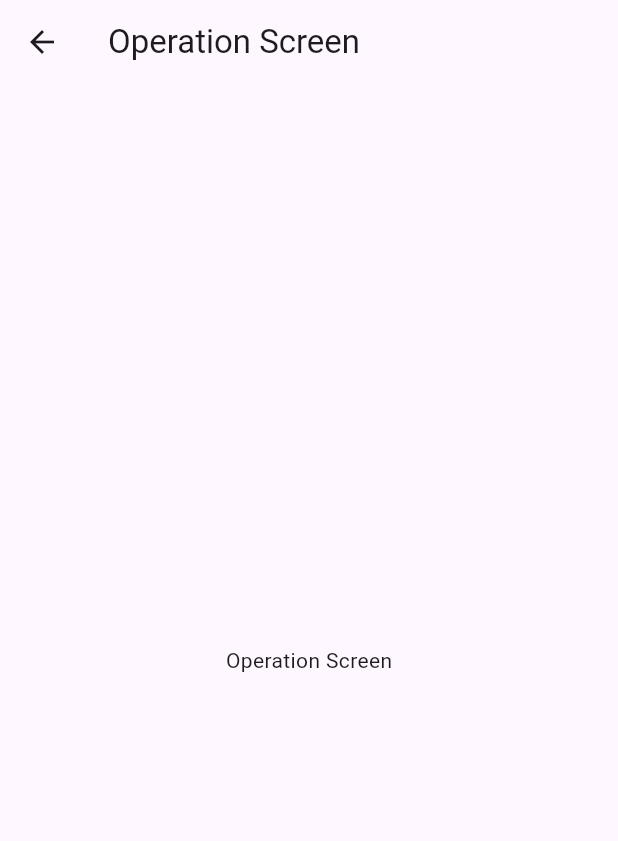
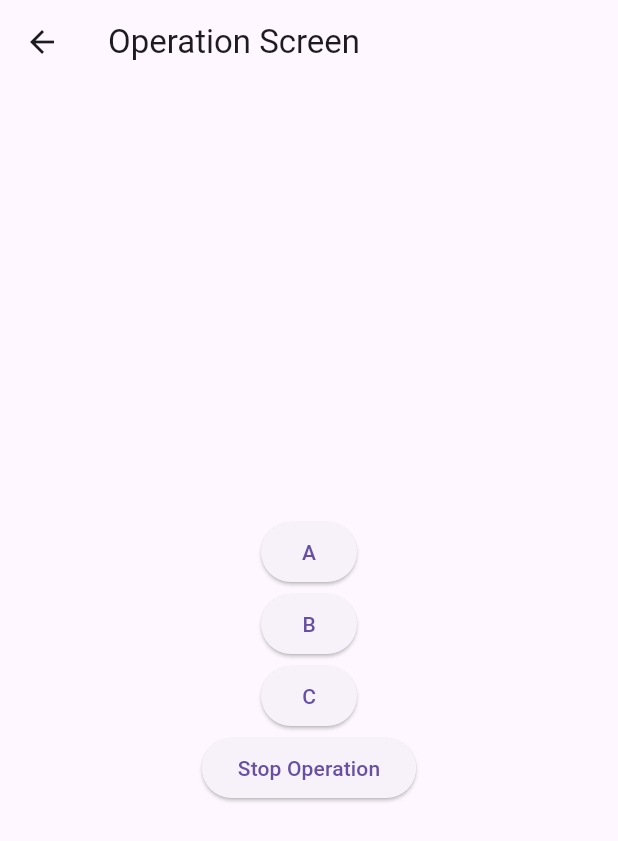
Before and after one commit to SujishMaharjan/Remote-Controlled-Brush-Cutter-App, a Flutter app: the OperationScreen screen opened directly, on a phone screen of 412 x 824 dp. Shown: the top 841 px of the screen. Run offline on Flutter 3.47's test engine with Material 3 defaults, Android fonts, the phone set to English and light mode, and no system bars.

Commit message:
Start Operation
Added some buttons and when clicking stop operation right now does nothing but moves back to main screen

```diff
--- a/lib/main.dart
+++ b/lib/main.dart
@@ -120,11 +120,34 @@ class OperationScreen extends StatelessWidget {
         title: Text('Operation Screen'),
       ),
       body: Center(
-        child: Text('Operation Screen'),
+        child: Column(
+          mainAxisAlignment: MainAxisAlignment.center,
+          children: <Widget>[
+            ElevatedButton(
+              onPressed: () {},
+              child: Text("A"),
+            ),
+            ElevatedButton(
+              onPressed: () {},
+              child: Text("B"),
+            ),
+            ElevatedButton(
+              onPressed: () {},
+              child: Text("C"),
+            ),
+            ElevatedButton(
+              onPressed: () {
+                Navigator.pop(context);
+              },
+              child: Text("Stop Operation"),
+            ),
+          ],
+        ),
       ),
     );
   }
 }
+
 
 class MachineInfoScreen extends StatelessWidget {
   @override
--- a/lib/main2.dart
+++ b/lib/main2.dart
@@ -78,7 +78,8 @@ class _MainScreenState extends State<MainScreen> {
   Widget build(BuildContext context) {
     return Scaffold(
       appBar: AppBar(
-        title: Text('Machine Control App'),
+        title: Text('Remote Controlled Brush Cutter App'),
+        backgroundColor: Colors.green,
       ),
       body: Center(
         child: Column(
```
